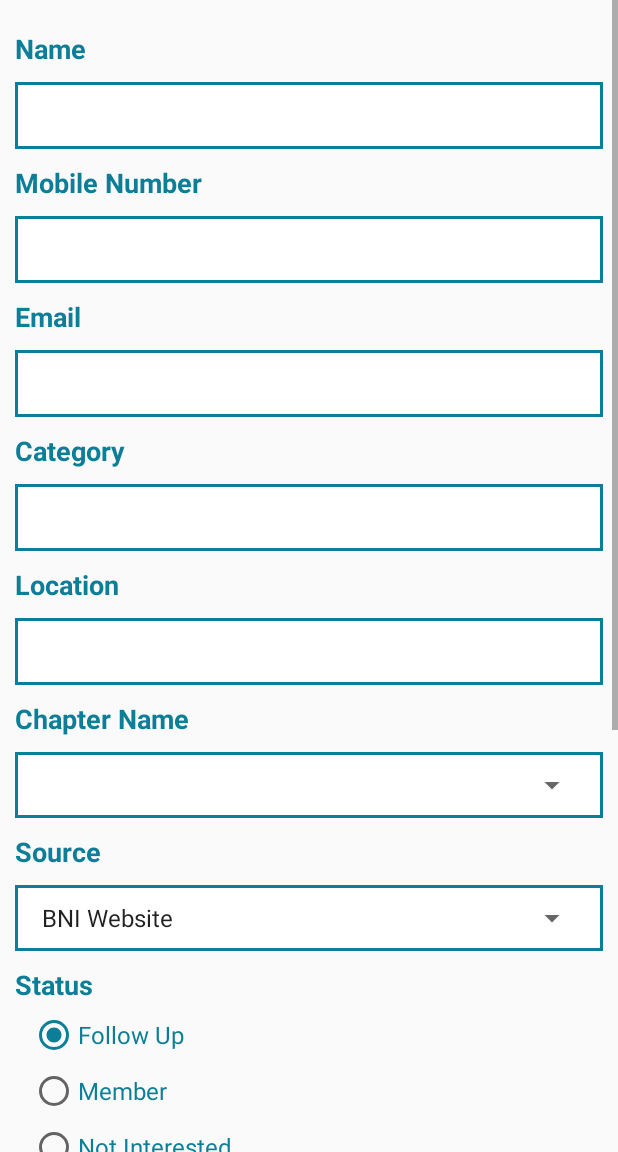
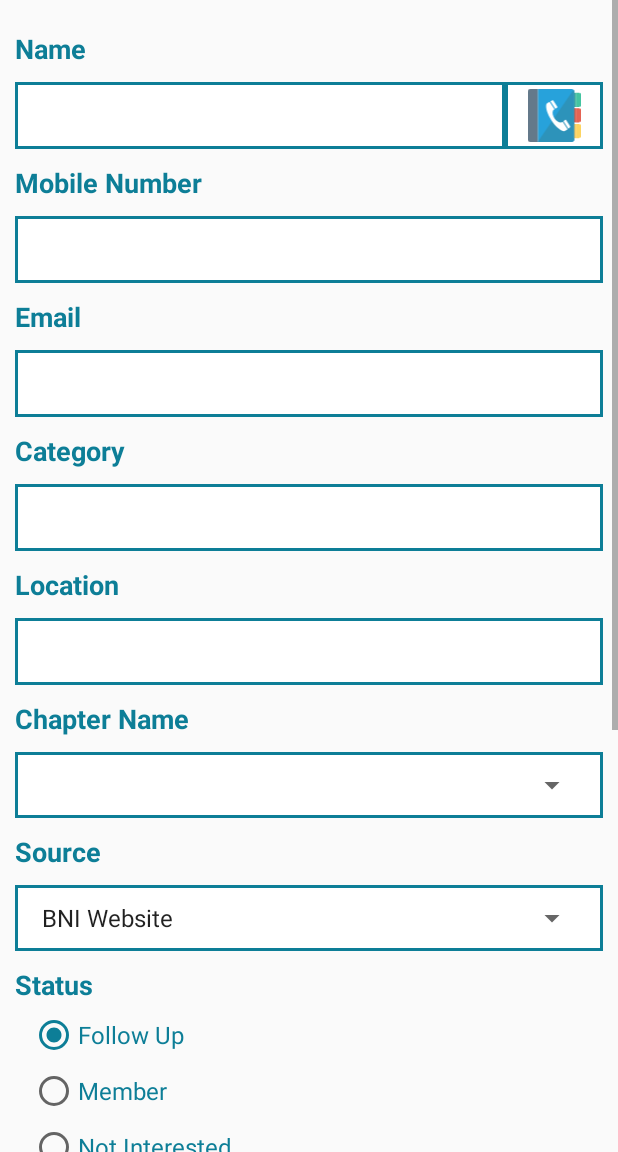
Before and after one commit to mezyapps/BNI_Visitor, an Android app: the AddVisitorActivity screen opened directly, with no data from a screen before it, on a phone screen of 412 x 824 dp, the part 84-1236 px from its top. Run offline under Robolectric (Android 15) with nearby library versions, the phone set to English and light mode, and no system bars.

Commit message:
Nj 1 Commit 24-10-2019

```diff
--- a/app/src/main/java/com/mezyapps/bni_visitor/activity/AddVisitorActivity.java
+++ b/app/src/main/java/com/mezyapps/bni_visitor/activity/AddVisitorActivity.java
@@ -1,10 +1,13 @@
 package com.mezyapps.bni_visitor.activity;
 
 import androidx.appcompat.app.AppCompatActivity;
+import androidx.recyclerview.widget.LinearLayoutManager;
+import androidx.recyclerview.widget.RecyclerView;
 
 import android.annotation.SuppressLint;
 
 import android.app.DatePickerDialog;
+import android.app.Dialog;
 import android.app.TimePickerDialog;
 import android.content.ContentResolver;
 import android.database.Cursor;
@@ -12,14 +15,18 @@ import android.os.AsyncTask;
 import android.os.Bundle;
 import android.provider.ContactsContract;
 
+import android.text.Editable;
+import android.text.TextWatcher;
 import android.util.Log;
 import android.view.View;
+import android.view.Window;
 import android.widget.AdapterView;
 import android.widget.ArrayAdapter;
 import android.widget.AutoCompleteTextView;
 import android.widget.Button;
 
 import android.widget.DatePicker;
+import android.widget.EditText;
 import android.widget.ImageView;
 import android.widget.LinearLayout;
 import android.widget.RadioButton;
@@ -32,13 +39,18 @@ import android.widget.Toast;
 
 import com.google.gson.Gson;
 import com.mezyapps.bni_visitor.R;
+import com.mezyapps.bni_visitor.adapter.ContactDetailsAdapter;
+import com.mezyapps.bni_visitor.adapter.ContactListAdapter;
 import com.mezyapps.bni_visitor.api_common.ApiClient;
 import com.mezyapps.bni_visitor.api_common.ApiInterface;
 import com.mezyapps.bni_visitor.fragment.AddVisitorFragment;
 import com.mezyapps.bni_visitor.fragment.HomeFragment;
 import com.mezyapps.bni_visitor.model.ChapterListModel;
+import com.mezyapps.bni_visitor.model.ContactDetailsModel;
+import com.mezyapps.bni_visitor.model.ContactListModel;
 import com.mezyapps.bni_visitor.model.LunchDcModel;
 import com.mezyapps.bni_visitor.model.SuccessModel;
+import com.mezyapps.bni_visitor.utils.ContactListInterface;
 import com.mezyapps.bni_visitor.utils.ErrorDialog;
 import com.mezyapps.bni_visitor.utils.NetworkUtils;
 import com.mezyapps.bni_visitor.utils.ShowProgressDialog;
@@ -56,16 +68,14 @@ import retrofit2.Call;
 import retrofit2.Callback;
 import retrofit2.Response;
 
-public class AddVisitorActivity extends AppCompatActivity {
+public class AddVisitorActivity extends AppCompatActivity implements ContactListInterface {
 
     private AutoCompleteTextView textMobileNumber, textName, textEmail, textCategory, textLocation, textPersonName,
             textCurrentDateTime, textFollowUpDateTime, textDescription;
     private String MobileNumber, Name, Email, Category, Location, ChapterName, Source, PersonName, CurrentDateTime, FollowUpDateTime, LaunchDc, Description;
     private ShowProgressDialog showProgressDialog;
     public static ApiInterface apiInterface;
-    private ArrayList<String> contactName = new ArrayList<>();
-    private ArrayList<String> mobile_No_list = new ArrayList<>();
-    private ImageView iv_back;
+    private ImageView iv_back,iv_contact;
     private Button btn_save;
     private LinearLayout ll_person_name, ll_follow_up_date_time;
     private ArrayAdapter<String> adapterNameMobile;
@@ -85,6 +95,12 @@ public class AddVisitorActivity extends AppCompatActivity {
     private TimePickerDialog timePickerDialog;
     private SuccessDialog successDialog;
     private ErrorDialog errorDialog;
+    private ArrayList<ContactListModel> contactListModelArrayList=new ArrayList<>();
+    //Contact Dialog
+    private Dialog contactDialog;
+    private EditText edt_search;
+    private RecyclerView recyclerView_contact;
+    private ContactListAdapter contactListAdapter;
 
 
     @Override
@@ -99,6 +115,7 @@ public class AddVisitorActivity extends AppCompatActivity {
     private void find_View_IDs() {
         apiInterface = ApiClient.getClient().create(ApiInterface.class);
         showProgressDialog = new ShowProgressDialog(AddVisitorActivity.this);
+
         textMobileNumber = findViewById(R.id.textMobileNumber);
         textName = findViewById(R.id.textName);
         iv_back = findViewById(R.id.iv_back);
@@ -114,13 +131,24 @@ public class AddVisitorActivity extends AppCompatActivity {
         SpinnerLaunchDc = findViewById(R.id.SpinnerLaunchDc);
         ll_person_name = findViewById(R.id.ll_person_name);
         btn_save = findViewById(R.id.btn_save);
+        iv_contact = findViewById(R.id.iv_contact);
         scroll_add_visitor = findViewById(R.id.scroll_add_visitor);
         radioGroupStatus = findViewById(R.id.radioGroupStatus);
         ll_follow_up_date_time = findViewById(R.id.ll_follow_up_date_time);
         successDialog = new SuccessDialog(AddVisitorActivity.this);
         errorDialog = new ErrorDialog(AddVisitorActivity.this);
-        textName.setThreshold(1);
-        textMobileNumber.setThreshold(1);
+
+
+        //Contact Dialog
+        contactDialog = new Dialog(AddVisitorActivity.this);
+        contactDialog.requestWindowFeature(Window.FEATURE_NO_TITLE);
+        contactDialog.setCancelable(true);
+        contactDialog.setContentView(R.layout.dialog_conatct_dialog);
+        recyclerView_contact= contactDialog.findViewById(R.id.recyclerView_contact);
+        edt_search= contactDialog.findViewById(R.id.edt_search);
+        LinearLayoutManager linearLayoutManager=new LinearLayoutManager(AddVisitorActivity.this);
+        recyclerView_contact.setLayoutManager(linearLayoutManager);
+
 
 
         showDate = new SimpleDateFormat("dd-MM-yyyy hh:mm:ss", Locale.getDefault()).format(new Date());
@@ -160,8 +188,6 @@ public class AddVisitorActivity extends AppCompatActivity {
 
 
     private void events() {
-        AccessContactList accessContactList = new AccessContactList();
-        accessContactList.execute("");
 
         addAutoComplete();
 
@@ -226,6 +252,7 @@ public class AddVisitorActivity extends AppCompatActivity {
             }
         });
 
+
         SpinnerLaunchDc.setOnItemSelectedListener(new AdapterView.OnItemSelectedListener() {
             @Override
             public void onItemSelected(AdapterView<?> parent, View view, int position, long l) {
@@ -270,6 +297,91 @@ public class AddVisitorActivity extends AppCompatActivity {
                 }
             }
         });
+
+        iv_contact.setOnClickListener(new View.OnClickListener() {
+            @Override
+            public void onClick(View v) {
+                edt_search.setText("");
+                AccessContactList accessContactList = new AccessContactList();
+                accessContactList.execute("");
+            }
+        });
+
+        edt_search.setOnClickListener(new View.OnClickListener() {
+            @Override
+            public void onClick(View v) {
+                edt_search.setFocusableInTouchMode(true);
+            }
+        });
+
+
+        edt_search.addTextChangedListener(new TextWatcher() {
+            @Override
+            public void beforeTextChanged(CharSequence s, int start, int count, int after) {
+
+            }
+
+            @Override
+            public void onTextChanged(CharSequence s, int start, int before, int count) {
+                try {
+                    edt_search.setFocusableInTouchMode(true);
+                    contactListAdapter.getFilter().filter(edt_search.getText().toString());
+                }
+                catch (Exception e)
+                {
+                    e.printStackTrace();
+                }
+            }
+
+            @Override
+            public void afterTextChanged(Editable s) {
+
+            }
+        });
+
+    }
+
+    public class AccessContactList extends AsyncTask<String, String, String> {
+
+        String msg = "";
+        boolean isSuccess = false;
+
+        @Override
+        protected void onPreExecute() {
+            contactDialog.show();
+            showProgressDialog.showDialog();
+        }
+
+        @Override
+        protected void onPostExecute(String message) {
+            showProgressDialog.dismissDialog();
+            if (isSuccess) {
+             setAdapter();
+            }
+        }
+
+        @Override
+        protected String doInBackground(String... strings) {
+
+            try {
+                getContactDetails();
+                isSuccess = true;
+            } catch (Exception ex) {
+                isSuccess = false;
+                msg = ex.getMessage();
+            }
+
+            return msg;
+        }
+    }
+
+    private void setAdapter() {
+        showProgressDialog.dismissDialog();
+        contactListAdapter = new ContactListAdapter(AddVisitorActivity.this, contactListModelArrayList,this);
+        Window window = contactDialog.getWindow();
+        window.setLayout(LinearLayout.LayoutParams.MATCH_PARENT, LinearLayout.LayoutParams.WRAP_CONTENT);
+        recyclerView_contact.setAdapter(contactListAdapter);
+        contactListAdapter.notifyDataSetChanged();
     }
 
     private void datePicker() {
@@ -334,11 +446,6 @@ public class AddVisitorActivity extends AppCompatActivity {
 
 
     private void addAutoComplete() {
-        adapterName = new ArrayAdapter<String>(this, android.R.layout.select_dialog_item, contactName);
-        textName.setAdapter(adapterName);
-
-        adapterNameMobile = new ArrayAdapter<String>(this, android.R.layout.select_dialog_item, mobile_No_list);
-        textMobileNumber.setAdapter(adapterNameMobile);
 
         ArrayList<String> sourceArrayList = new ArrayList<>();
         sourceArrayList.add("BNI Website");
@@ -458,52 +565,23 @@ public class AddVisitorActivity extends AppCompatActivity {
     }
 
     private void getContactDetails() {
+        contactListModelArrayList.clear();
         ContentResolver resolver = getContentResolver();
         Cursor cursor = resolver.query(ContactsContract.Contacts.CONTENT_URI, null, null, null, null);
         while (cursor.moveToNext()) {
             String id = cursor.getString(cursor.getColumnIndex(ContactsContract.Contacts._ID));
             String name = cursor.getString(cursor.getColumnIndex(ContactsContract.Contacts.DISPLAY_NAME));
-            contactName.add(name);
+           String mobile_number = "";
             Cursor phoneCursor = resolver.query(ContactsContract.CommonDataKinds.Phone.CONTENT_URI, null,
                     ContactsContract.CommonDataKinds.Phone.CONTACT_ID + " = ?", new String[]{id}, null);
             if (phoneCursor.moveToNext()) {
-                String mobile_number = phoneCursor.getString(phoneCursor.getColumnIndex(ContactsContract.CommonDataKinds.Phone.NUMBER));
-                mobile_No_list.add(mobile_number);
+                mobile_number = phoneCursor.getString(phoneCursor.getColumnIndex(ContactsContract.CommonDataKinds.Phone.NUMBER));
+
             }
-
+            contactListModelArrayList.add(new ContactListModel(name,mobile_number));
         }
-
     }
 
-    public class AccessContactList extends AsyncTask<String, String, String> {
-
-        String msg = "";
-        boolean isSuccess = false;
-
-        @Override
-        protected void onPreExecute() {
-
-        }
-
-        @Override
-        protected void onPostExecute(String message) {
-
-        }
-
-        @SuppressLint("SetTextI18n")
-        @Override
-        protected String doInBackground(String... strings) {
-
-            try {
-                getContactDetails();
-            } catch (Exception ex) {
-                isSuccess = false;
-                msg = ex.getMessage();
-            }
-
-            return msg;
-        }
-    }
 
     private void chapterList() {
         Call<SuccessModel> call = apiInterface.chapterList();
@@ -595,4 +673,12 @@ public class AddVisitorActivity extends AppCompatActivity {
         super.onBackPressed();
         HomeFragment.isRefresh=true;
     }
+
+    @Override
+    public void selectContact(String name,String number) {
+        contactDialog.dismiss();
+        textName.setText(name);
+        textMobileNumber.setText(number);
+
+    }
 }
--- /dev/null
+++ b/app/src/main/java/com/mezyapps/bni_visitor/utils/ContactListInterface.java
@@ -0,0 +1,7 @@
+package com.mezyapps.bni_visitor.utils;
+
+import com.mezyapps.bni_visitor.model.ContactDetailsModel;
+
+public interface ContactListInterface {
+    public void selectContact(String name,String Number);
+}
--- /dev/null
+++ b/app/src/main/res/drawable/ic_vector_phone_book.xml
@@ -0,0 +1,42 @@
+<vector xmlns:android="http://schemas.android.com/apk/res/android"
+    android:width="28dp"
+    android:height="28dp"
+    android:viewportWidth="491.52"
+    android:viewportHeight="491.52">
+  <path
+      android:pathData="M25.275,0C11.317,0 0,11.316 0,25.275v440.971c0,13.959 11.317,25.274 25.275,25.274h72.311V0H25.275z"
+      android:fillColor="#64798A"/>
+  <path
+      android:pathData="M408.938,0H97.586v491.52h311.352c13.959,0 25.274,-11.315 25.274,-25.274V25.275C434.212,11.316 422.897,0 408.938,0z"
+      android:fillColor="#27A2DB"/>
+  <path
+      android:pathData="M97.586,487.445v4.075h311.352c13.959,0 25.274,-11.315 25.274,-25.274V25.275c0,-6.829 -2.735,-13.001 -7.136,-17.549L97.586,487.445z"
+      android:fillColor="#2D93BA"/>
+  <path
+      android:pathData="M434.227,35.267h13.199v131.707h-13.199z"
+      android:fillColor="#3EA69B"/>
+  <path
+      android:pathData="M491.52,152.373V49.867c0,-8.063 -6.536,-14.6 -14.599,-14.6H447.41v131.705h29.511C484.984,166.972 491.52,160.436 491.52,152.373z"
+      android:fillColor="#44C4A1"/>
+  <path
+      android:pathData="M476.921,309.652c8.063,0 14.599,-6.536 14.599,-14.6V192.547c0,-8.063 -6.536,-14.6 -14.599,-14.6H447.41v131.705H476.921z"
+      android:fillColor="#E56353"/>
+  <path
+      android:pathData="M434.227,177.946h13.199v131.707h-13.199z"
+      android:fillColor="#D15241"/>
+  <path
+      android:pathData="M434.227,324.557h13.199v131.707h-13.199z"
+      android:fillColor="#F6C358"/>
+  <path
+      android:pathData="M476.921,456.253c8.063,0 14.599,-6.536 14.599,-14.6V339.147c0,-8.063 -6.536,-14.6 -14.599,-14.6H447.41v131.705H476.921z"
+      android:fillColor="#FCD462"/>
+  <path
+      android:pathData="M273.507,173.687c3.811,-1.955 5.334,-6.404 3.296,-9.519l-37.573,-57.458c-1.609,-2.46 -4.936,-3.304 -8.04,-1.993c-4.433,1.873 -11.197,4.851 -18.529,8.49l45.155,69.052C263.477,178.938 269.202,175.895 273.507,173.687z"
+      android:fillColor="#FFFFFF"/>
+  <path
+      android:pathData="M394.232,354.045c2.446,-2.318 3.007,-5.704 1.398,-8.165l-37.573,-57.458c-2.038,-3.116 -6.724,-3.505 -10.043,-0.797c-3.749,3.059 -8.832,7.083 -14.143,10.938l45.155,69.052C385.298,362.358 390.739,357.355 394.232,354.045z"
+      android:fillColor="#FFFFFF"/>
+  <path
+      android:pathData="M310.3,311.171c-44.627,0.823 -92.13,-71.821 -73.484,-112.374c1.504,-3.273 6.838,-7.5 13.229,-11.698l-45.549,-69.654c-14.233,7.707 -28.231,17.239 -30.107,25.709c-16.175,73.043 88.457,233.048 161.857,247.516c8.512,1.678 22.856,-7.325 35.623,-17.274l-45.549,-69.654C319.913,307.913 313.901,311.104 310.3,311.171z"
+      android:fillColor="#FFFFFF"/>
+</vector>
--- a/app/src/main/res/layout/activity_add_visitor.xml
+++ b/app/src/main/res/layout/activity_add_visitor.xml
@@ -33,9 +33,9 @@
     </RelativeLayout>
 
     <ScrollView
+        android:id="@+id/scroll_add_visitor"
         android:layout_width="match_parent"
-        android:layout_height="match_parent"
-        android:id="@+id/scroll_add_visitor">
+        android:layout_height="match_parent">
 
         <LinearLayout
             android:layout_width="match_parent"
@@ -59,15 +59,35 @@
                     android:textStyle="bold" />
 
 
-                <AutoCompleteTextView
-                    android:id="@+id/textName"
+                <LinearLayout
                     android:layout_width="match_parent"
                     android:layout_height="match_parent"
                     android:layout_marginTop="10dp"
-                    android:background="@drawable/shape_edit_background"
-                    android:inputType="text"
-                    android:padding="10dp"
-                    android:textAllCaps="true" />
+                    android:orientation="horizontal"
+                    android:weightSum="3">
+
+
+                    <AutoCompleteTextView
+                        android:id="@+id/textName"
+                        android:layout_width="match_parent"
+                        android:layout_height="match_parent"
+                        android:layout_weight="0.5"
+                        android:background="@drawable/shape_edit_background"
+                        android:inputType="text"
+                        android:padding="10dp"
+                        android:textAllCaps="true" />
+
+
+                    <ImageView
+                        android:layout_width="match_parent"
+                        android:layout_height="match_parent"
+                        android:id="@+id/iv_contact"
+                        android:src="@drawable/ic_vector_phone_book"
+                        android:background="@drawable/shape_edit_background"
+                        android:layout_weight="2.5"/>
+
+
+                </LinearLayout>
 
             </LinearLayout>
 
@@ -203,8 +223,8 @@
                     android:layout_width="match_parent"
                     android:layout_height="match_parent"
                     android:layout_marginTop="10dp"
-                    android:padding="10dp"
-                    android:background="@drawable/shape_edit_background">
+                    android:background="@drawable/shape_edit_background"
+                    android:padding="10dp">
 
                     <Spinner
                         android:id="@+id/SpinnerChapter"
@@ -213,7 +233,6 @@
                         android:dropDownSelector="@drawable/ic_vector_arrow_drop_down"
                         android:spinnerMode="dropdown" />
                 </LinearLayout>
-
 
 
             </LinearLayout>
@@ -237,8 +256,8 @@
                     android:layout_width="match_parent"
                     android:layout_height="match_parent"
                     android:layout_marginTop="10dp"
-                    android:padding="10dp"
-                    android:background="@drawable/shape_edit_background">
+                    android:background="@drawable/shape_edit_background"
+                    android:padding="10dp">
 
                     <Spinner
                         android:id="@+id/SpinnerSource"
@@ -422,8 +441,8 @@
                     android:layout_width="match_parent"
                     android:layout_height="match_parent"
                     android:layout_marginTop="10dp"
-                    android:padding="10dp"
-                    android:background="@drawable/shape_edit_background">
+                    android:background="@drawable/shape_edit_background"
+                    android:padding="10dp">
 
                     <Spinner
                         android:id="@+id/SpinnerLaunchDc"
```
Also changed, not shown: app/src/main/java/com/mezyapps/bni_visitor/adapter/ContactListAdapter.java (added, +116 -0 lines), app/src/main/java/com/mezyapps/bni_visitor/model/ContactListModel.java (added, +27 -0 lines), app/src/main/res/drawable/ic_vector_phone_contact.xml (added, +15 -0 lines), app/src/main/res/drawable/search_shape.xml (added, +12 -0 lines), app/src/main/res/layout/dialog_conatct_dialog.xml (added, +46 -0 lines), app/src/main/res/layout/list_item_contact_list.xml (added, +81 -0 lines).
